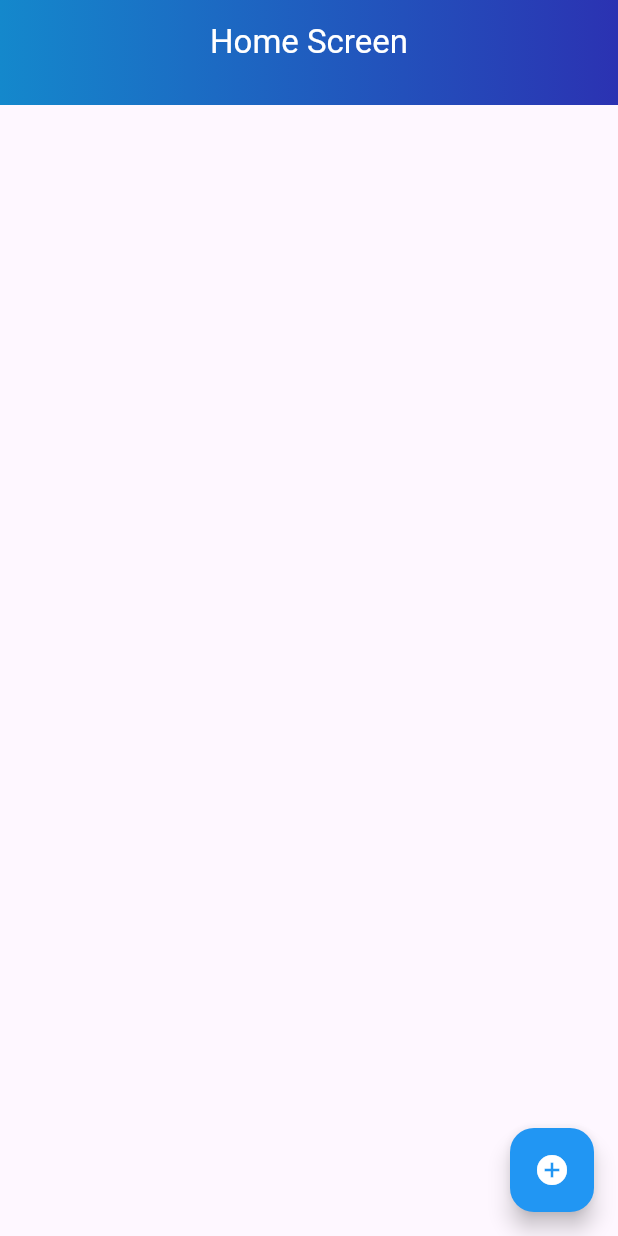
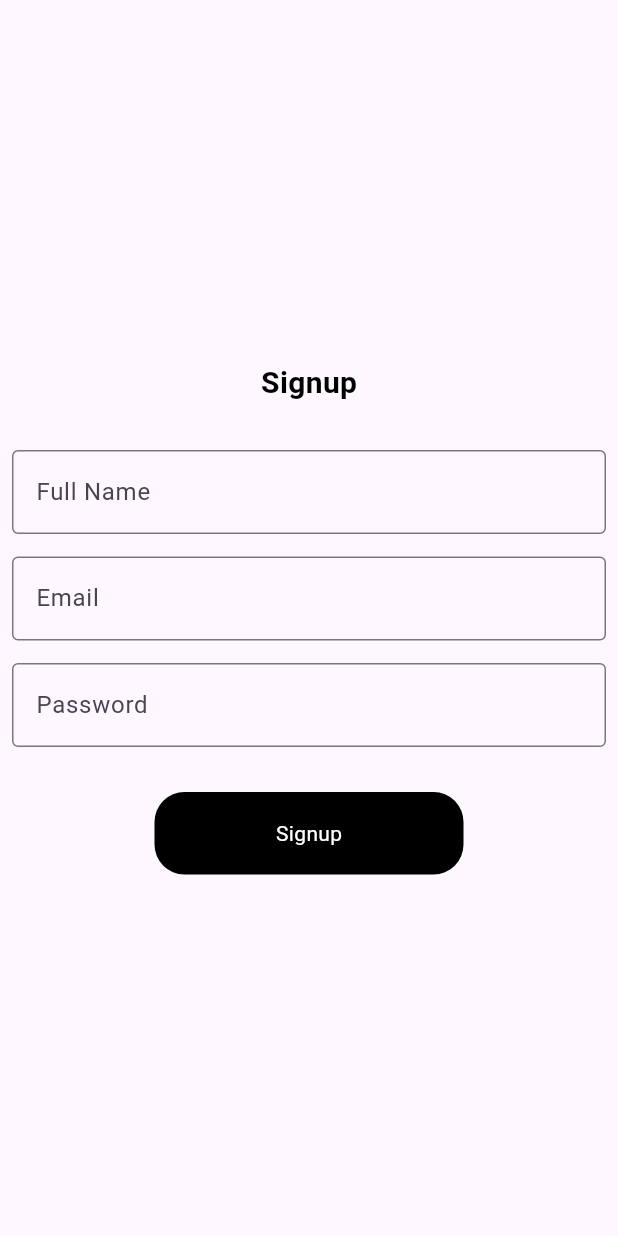
Before and after one commit to AbuBakar044/my_online_buddies, a Flutter app: the screen it shows after launch, on a phone screen of 412 x 824 dp. Run offline on Flutter 3.47's test engine with Material 2 defaults, Android fonts, the phone set to English and light mode, and no system bars; our stand-ins replace cloud_firestore, firebase_auth, firebase_core, get, image_picker; accounts and stored records are empty.

Commit message:
Added Auth Dara
Added Auth Dara

```diff
--- a/lib/constants/constants.dart
+++ b/lib/constants/constants.dart
@@ -2,7 +2,7 @@ String? simpleValidator(String? val) {
   if (val!.isEmpty) {
     return '*please fill this field';
   } else {
-    return '';
+    return null;
   }
 }
 
--- /dev/null
+++ b/lib/controllers/auth/auth_controller.dart
@@ -0,0 +1,45 @@
+import 'package:cloud_firestore/cloud_firestore.dart';
+import 'package:firebase_auth/firebase_auth.dart';
+import 'package:flutter/material.dart';
+import 'package:get/get.dart';
+import 'package:my_online_buddies/constants/constants.dart';
+
+class AuthController extends GetxController {
+  final nameCtrl = TextEditingController();
+  final emailCtrl = TextEditingController();
+  final pwdCtrl = TextEditingController();
+  final authFormKey = GlobalKey<FormState>();
+  FirebaseAuth firebaseAuth = FirebaseAuth.instance;
+  FirebaseFirestore firestore = FirebaseFirestore.instance;
+  String? userID;
+
+  Future<void> validateAllFields() async {
+    if (authFormKey.currentState!.validate()) {
+      Get.snackbar(appName, 'Form Validated');
+      registerUser();
+    }
+  }
+
+  Future<void> registerUser() async {
+    try {
+      firebaseAuth
+          .createUserWithEmailAndPassword(
+              email: emailCtrl.text, password: pwdCtrl.text)
+          .then((value) {
+        saveUserData(value.user!.uid);
+        Get.snackbar(appName, 'User Saved Successfully');
+      });
+    } on FirebaseException catch (e) {
+      Get.snackbar(appName, e.message.toString());
+    }
+  }
+
+  Future<void> saveUserData(String userID) async {
+    Map<String, dynamic> userData = {
+      'name': nameCtrl.text,
+      'email': emailCtrl.text,
+      'pwd': pwdCtrl.text,
+    };
+    firestore.collection('users').doc(userID).set(userData);
+  }
+}
--- a/lib/controllers/splash/splash_controller.dart
+++ b/lib/controllers/splash/splash_controller.dart
@@ -1,4 +1,5 @@
 import 'package:get/get.dart';
+import 'package:my_online_buddies/screens/auth/register.dart';
 import 'package:my_online_buddies/screens/home/home_screen.dart';
 
 class SplashController extends GetxController {
@@ -7,7 +8,7 @@ class SplashController extends GetxController {
   @override
   void onInit() {
     Future.delayed(const Duration(seconds: 5), () {
-      Get.off(() => const HomeScreen());
+      Get.off(() => const RegisterScreen());
     });
     super.onInit();
   }
--- a/lib/screens/add_friends/add_friends.dart
+++ b/lib/screens/add_friends/add_friends.dart
@@ -3,7 +3,6 @@ import 'package:get/get.dart';
 import 'package:image_picker/image_picker.dart';
 import 'package:my_online_buddies/controllers/add_friends/add_friends_controller.dart';
 import 'package:my_online_buddies/screens/add_friends/custom_bottom_sheet.dart';
-import 'package:my_online_buddies/utils/colors.dart';
 import 'package:my_online_buddies/widgets/custom_appbar.dart';
 import 'package:my_online_buddies/widgets/custom_button.dart';
 import 'package:my_online_buddies/widgets/custom_form_field.dart';
--- /dev/null
+++ b/lib/screens/auth/register.dart
@@ -0,0 +1,72 @@
+import 'package:flutter/foundation.dart';
+import 'package:flutter/material.dart';
+import 'package:get/get.dart';
+import 'package:get/get_connect/http/src/utils/utils.dart';
+import 'package:my_online_buddies/constants/constants.dart';
+import 'package:my_online_buddies/controllers/auth/auth_controller.dart';
+import 'package:my_online_buddies/utils/colors.dart';
+import 'package:my_online_buddies/widgets/custom_button.dart';
+import 'package:my_online_buddies/widgets/custom_form_field.dart';
+import 'package:my_online_buddies/widgets/my_text.dart';
+
+class RegisterScreen extends StatelessWidget {
+  const RegisterScreen({super.key});
+
+  @override
+  Widget build(BuildContext context) {
+    final authCtrl = Get.put<AuthController>(AuthController());
+    return Scaffold(
+      body: Padding(
+        padding: const EdgeInsets.all(8.0),
+        child: Form(
+          key: authCtrl.authFormKey,
+          child: Column(
+            mainAxisAlignment: MainAxisAlignment.center,
+            crossAxisAlignment: CrossAxisAlignment.center,
+            children: [
+              const MyText(
+                text: 'Signup',
+                color: kBlackColor,
+                size: 20.0,
+                weight: FontWeight.w700,
+              ),
+              const SizedBox(
+                height: 30.0,
+              ),
+              CustomFormField(
+                controller: authCtrl.nameCtrl,
+                hint: 'Full Name',
+                validator: simpleValidator,
+              ),
+              const SizedBox(
+                height: 15.0,
+              ),
+              CustomFormField(
+                controller: authCtrl.emailCtrl,
+                hint: 'Email',
+                validator: simpleValidator,
+              ),
+              const SizedBox(
+                height: 15.0,
+              ),
+              CustomFormField(
+                controller: authCtrl.pwdCtrl,
+                hint: 'Password',
+                validator: simpleValidator,
+              ),
+              const SizedBox(
+                height: 30.0,
+              ),
+              CustomButton(
+                onTap: () {
+                  authCtrl.validateAllFields();
+                },
+                text: 'Signup',
+              )
+            ],
+          ),
+        ),
+      ),
+    );
+  }
+}
```
Also changed, not shown: lib/controllers/add_friends/add_friends_controller.dart (+18 -0 lines), lib/screens/auth/login.dart (added).
